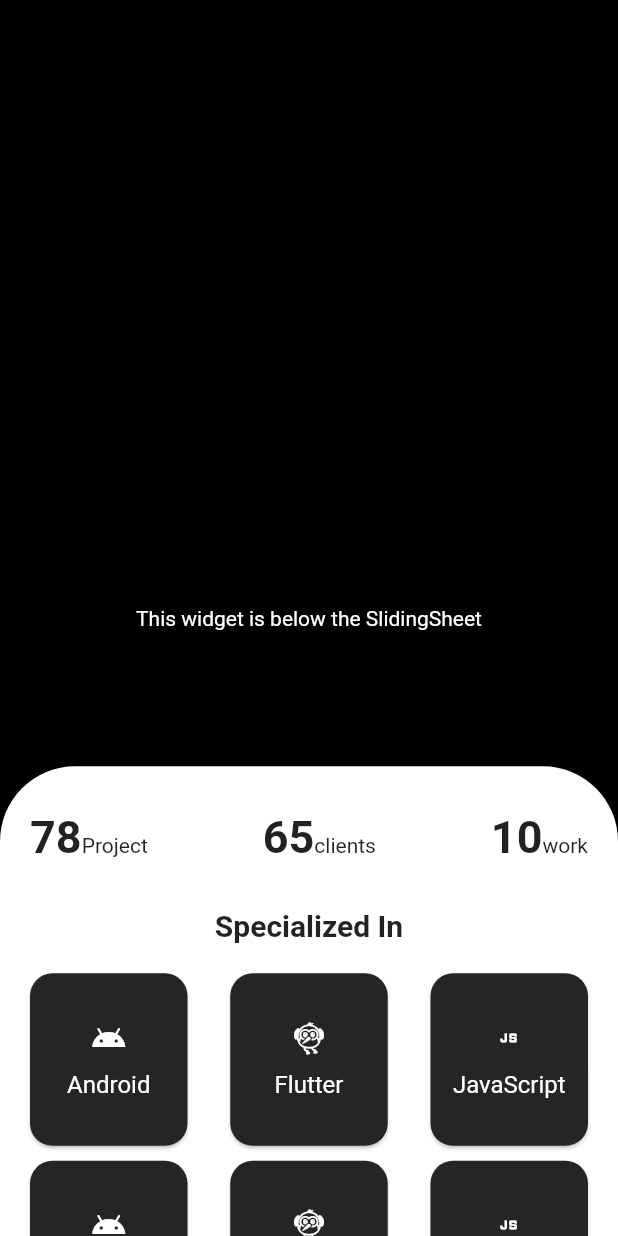
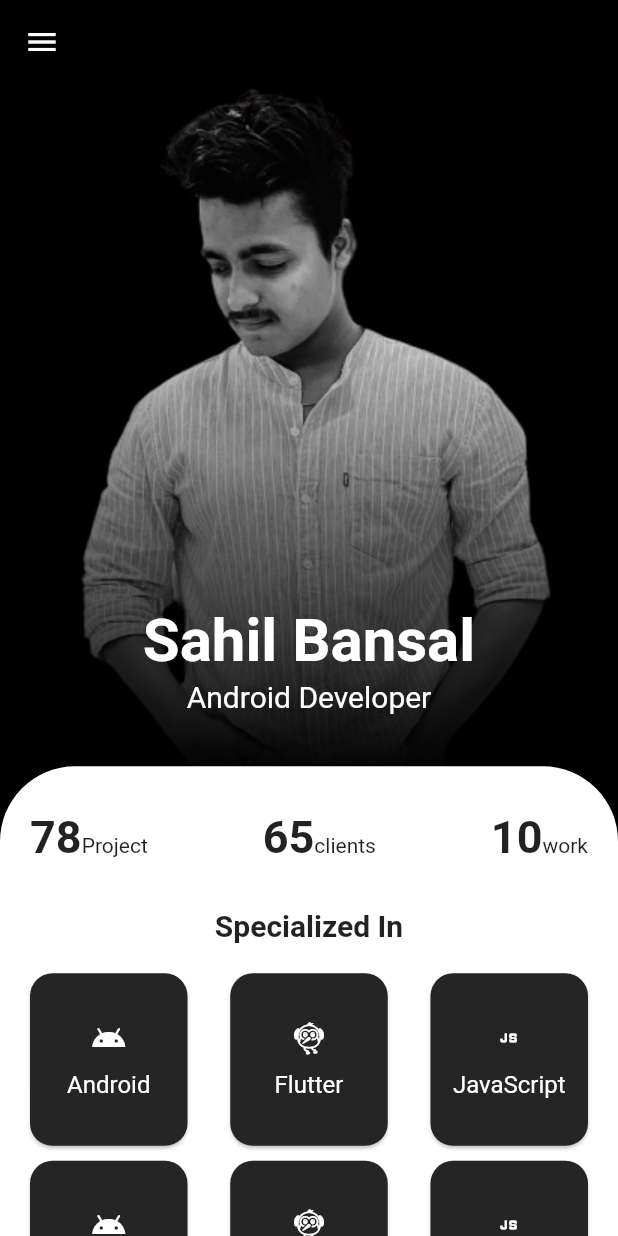
Before and after one commit to sahilbansal123-lang/Portfoilio_App, a Flutter app: the screen it shows after launch, on a phone screen of 412 x 824 dp. Run offline on Flutter 3.47's test engine with Material 2 defaults, Android fonts, the phone set to English and light mode, and no system bars; drawn by our look-alikes of sliding_sheet; our stand-ins replace font_awesome_flutter.

Commit message:
first commit

```diff
--- a/lib/home.dart
+++ b/lib/home.dart
@@ -1,5 +1,6 @@
 import 'package:flutter/material.dart';
 import 'package:sliding_sheet/sliding_sheet.dart';
+import 'package:font_awesome_flutter/font_awesome_flutter.dart';
 
 class MyHome extends StatefulWidget {
   const MyHome({super.key});
@@ -66,6 +67,39 @@ class _MyHomeState extends State<MyHome> {
       backgroundColor: Colors.black,
       extendBodyBehindAppBar: true,
       appBar: AppBar(
+        leading: PopupMenuButton(
+          color: Colors.black,
+          icon: Icon(
+            Icons.menu,
+            color: Colors.white,
+          ),
+          itemBuilder: (context) => [
+            PopupMenuItem(
+              child: TextButton(
+                child: Text(
+                  'Projects',
+                  style: TextStyle(color: Colors.white),
+                ),
+                onPressed: () {
+                  Navigator.pushNamed(context, 'project');
+                },
+              ),
+              value: 1,
+            ),
+            PopupMenuItem(
+              child: TextButton(
+                child: Text(
+                  'About Me',
+                  style: TextStyle(color: Colors.white),
+                ),
+                onPressed: () {
+                  Navigator.pushNamed(context, 'about');
+                },
+              ),
+              value: 2,
+            ),
+          ],
+        ),
         elevation: 0,
         backgroundColor: Colors.transparent,
       ),
@@ -83,12 +117,62 @@ class _MyHomeState extends State<MyHome> {
         ),
         // The body widget will be displayed under the SlidingSheet
         // and a parallax effect can be applied to it.
-        body: Center(
-          child: Text(
-            'This widget is below the SlidingSheet',
-            style: TextStyle(color: Colors.white),
+        body: Container(
+          child: Stack(
+            children: [
+              Transform.translate(
+                offset: Offset(0, -60), // shift the image upwards by 50 pixels
+                child: Container(
+                  margin: EdgeInsets.only(left: 30),
+                  child: ShaderMask(
+                    shaderCallback: (rect) {
+                      return LinearGradient(
+                        begin: Alignment.center,
+                        end: Alignment.bottomCenter,
+                        colors: [Colors.black, Colors.transparent],
+                      ).createShader(
+                        Rect.fromLTRB(0, 0, rect.width, rect.height),
+                      );
+                    },
+                    blendMode: BlendMode.dstIn,
+                    child: Image.asset(
+                      'assets/myImagepng.png',
+                    ),
+                  ),
+                ),
+              ),
+              Container(
+                alignment: Alignment.center,
+                margin: EdgeInsets.only(
+                    top: MediaQuery.of(context).size.height * 0.49),
+                child: Column(
+                  children: [
+                    Text(
+                      'Sahil Bansal',
+                      style: TextStyle(
+                          fontFamily: "Soho",
+                          color: Colors.white,
+                          fontSize: 40,
+                          fontWeight: FontWeight.bold),
+                    ),
+                    SizedBox(
+                      height: 2,
+                    ),
+                    Text(
+                      'Android Developer',
+                      style: TextStyle(
+                        fontFamily: "Soho",
+                        color: Colors.white,
+                        fontSize: 20,
+                      ),
+                    )
+                  ],
+                ),
+              )
+            ],
           ),
         ),
+
         builder: (context, state) {
           return Container(
               margin: EdgeInsets.only(left: 20, top: 30, right: 20),
--- a/lib/main.dart
+++ b/lib/main.dart
@@ -1,12 +1,17 @@
 import 'package:flutter/material.dart';
+import 'package:portfolio_app/about.dart';
 import 'package:portfolio_app/home.dart';
+import 'package:portfolio_app/project.dart';
 
 void main() {
   runApp(MaterialApp(
+    theme: ThemeData(fontFamily: "Soho"),
     initialRoute: 'home',
     debugShowCheckedModeBanner: false,
     routes: {
       'home': (context) => MyHome(),
+      'about': (context) => MyAbout(),
+      'project': (context) => MyProject(),
     },
   ));
 }
```
Also changed, not shown: lib/about.dart (added, +137 -0 lines), lib/project.dart (added, +103 -0 lines), pubspec.yaml (+8 -0 lines), assets/myImagepng.png (added), fonts/soho.ttf (added), pubspec.lock.
